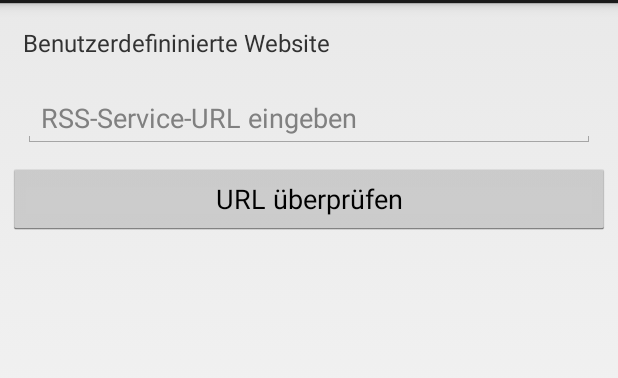
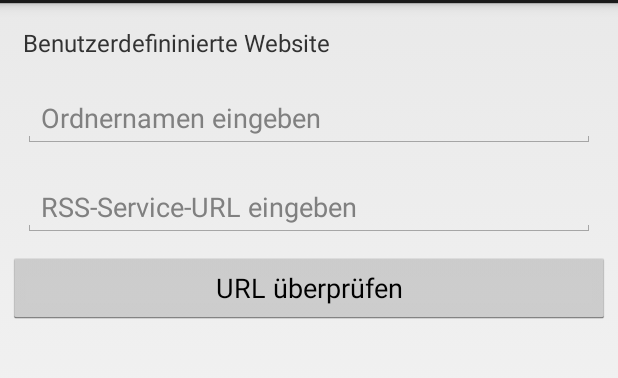
Before and after one commit to yellowmoneybank/RSS-Feeder, an Android app: the fragment CustomDomainFragment shown on its own in the app's theme, after a tap on "URL überprüfen", on a phone screen of 412 x 824 dp, the part 69-447 px from its top. Run offline under Robolectric (Android 15) with nearby library versions, the phone set to English and light mode, and no system bars.

Commit message:
Oberfläche an DB angebunden

```diff
--- a/Code/RSS-Feeder/app/src/main/java/com/projektarbeit/rss_feeder/control/FeedContainer.java
+++ b/Code/RSS-Feeder/app/src/main/java/com/projektarbeit/rss_feeder/control/FeedContainer.java
@@ -32,7 +32,12 @@ public class FeedContainer {
 
 
     public List<Folder> getAllFolders() {
+        rebuildAllFolders();
         return allFolders;
+    }
+
+    private void rebuildAllFolders() {
+        allFolders = dbModel.loadFolders();
     }
 
     public void setAllFolders(List<Folder> allFolders) {
--- a/Code/RSS-Feeder/app/src/main/java/com/projektarbeit/rss_feeder/ui/CustomDomainFragment.java
+++ b/Code/RSS-Feeder/app/src/main/java/com/projektarbeit/rss_feeder/ui/CustomDomainFragment.java
@@ -21,7 +21,8 @@ import java.util.regex.Pattern;
  */
 
 public class CustomDomainFragment extends Fragment {
-    private EditText txfCustomWebsite;
+    private EditText txfCustomDomainFolderName;
+    private EditText txfCustomDomainURL;
     private Button btnValidateURL;
 
     @Nullable
@@ -29,7 +30,8 @@ public class CustomDomainFragment extends Fragment {
     public View onCreateView(LayoutInflater inflater, @Nullable ViewGroup container, Bundle savedInstanceState) {
         View view = inflater.inflate(R.layout.customdomain_layout, container, false);
 
-        txfCustomWebsite = (EditText) view.findViewById(R.id.txfCustomWebsite);
+        txfCustomDomainFolderName = (EditText) view.findViewById(R.id.txfCustomDomainFolderName);
+        txfCustomDomainURL = (EditText) view.findViewById(R.id.txfCustomDomainURL);
         btnValidateURL = (Button) view.findViewById(R.id.btnValidateURL);
 
         return view;
@@ -42,7 +44,7 @@ public class CustomDomainFragment extends Fragment {
         btnValidateURL.setOnClickListener(new View.OnClickListener() {
             @Override
             public void onClick(View v) {
-                if (isValidUrl(txfCustomWebsite.getText().toString()))
+                if (isValidUrl(txfCustomDomainURL.getText().toString()))
                     Toast.makeText(getActivity(), R.string.validURL, Toast.LENGTH_SHORT).show();
                 else
                     Toast.makeText(getActivity(), R.string.invalidURL, Toast.LENGTH_SHORT).show();
@@ -50,9 +52,10 @@ public class CustomDomainFragment extends Fragment {
         });
     }
 
-    private boolean isValidUrl(String url) {
+    public boolean isValidUrl(String url) {
         Pattern pattern = Patterns.WEB_URL;
         Matcher matcher = pattern.matcher(url.toLowerCase());
         return matcher.matches();
     }
+
 }
--- a/Code/RSS-Feeder/app/src/main/java/com/projektarbeit/rss_feeder/ui/FolderOverviewFragment.java
+++ b/Code/RSS-Feeder/app/src/main/java/com/projektarbeit/rss_feeder/ui/FolderOverviewFragment.java
@@ -86,7 +86,7 @@ public class FolderOverviewFragment extends Fragment {
         listView.setOnItemClickListener(new AdapterView.OnItemClickListener() {
             @Override
             public void onItemClick(AdapterView<?> parent, View view, int position, long id) {
-                Folder folder = (Folder) parent.getItemAtPosition(position);
+                Folder folder = (Folder) parent.getAdapter().getItem(position);
 
                 //FeedOverviewFragment erzeugen und als Bundle einen Ordner-Key mitgeben
                 FragmentManager fragmentManager = getFragmentManager();
@@ -105,7 +105,7 @@ public class FolderOverviewFragment extends Fragment {
 
     private void updateDataSet() {
         folderList.clear();
-        folderList = feedContainer.getAllFolders();
+        folderList.addAll(feedContainer.getAllFolders());
         folderAdapter.notifyDataSetChanged();
     }
 }
--- a/Code/RSS-Feeder/app/src/main/java/com/projektarbeit/rss_feeder/ui/MainActivity.java
+++ b/Code/RSS-Feeder/app/src/main/java/com/projektarbeit/rss_feeder/ui/MainActivity.java
@@ -140,7 +140,7 @@ public class MainActivity extends Activity {
 
         dbModel = DBModel.getInstance(contextOfApplication);
         feedContainer = FeedContainer.getInstance(dbModel);
-        int zahl = 5; //Todo: remove
+        feedContainer.refreshAllFolders();
     }
 
     private void createWelcomeFragment() {
--- a/Code/RSS-Feeder/app/src/main/res/layout/customdomain_layout.xml
+++ b/Code/RSS-Feeder/app/src/main/res/layout/customdomain_layout.xml
@@ -14,13 +14,22 @@
         android:textSize="16sp" />
 
     <EditText
-        android:id="@+id/txfCustomWebsite"
+        android:id="@+id/txfCustomDomainFolderName"
         android:layout_width="match_parent"
         android:layout_height="wrap_content"
         android:layout_margin="10dp"
-        android:hint="@string/txfCustomDomainHint">
+        android:hint="@string/txfCustomDomainFolderNameHint">
 
         <requestFocus />
+    </EditText>
+
+    <EditText
+        android:id="@+id/txfCustomDomainURL"
+        android:layout_width="match_parent"
+        android:layout_height="wrap_content"
+        android:layout_margin="10dp"
+        android:hint="@string/txfCustomDomainURLHint">
+
     </EditText>
 
     <Button
--- a/Code/RSS-Feeder/app/src/main/res/layout/suggestiondomain_list_item.xml
+++ b/Code/RSS-Feeder/app/src/main/res/layout/suggestiondomain_list_item.xml
@@ -12,7 +12,8 @@
         android:layout_height="wrap_content"
         android:layout_alignParentLeft="true"
         android:focusable="false"
-        android:focusableInTouchMode="false" />
+        android:focusableInTouchMode="false"
+        android:clickable="false"/>
 
     <TextView
         android:id="@+id/tvSuggestionDomainItemTitle"
--- a/Code/RSS-Feeder/app/src/main/res/values/strings.xml
+++ b/Code/RSS-Feeder/app/src/main/res/values/strings.xml
@@ -22,7 +22,8 @@
     <string name="btnChooseSelectedDomain">Ausgewählte Seite(n) aufnehmen</string>
     <string name="listViewHeaderSuggestionDomain">Domain(s) auswählen:</string>
     <string name="tvCustomDomain">Benutzerdefininierte Website</string>
-    <string name="txfCustomDomainHint">RSS-Service-URL eingeben</string>
+    <string name="txfCustomDomainFolderNameHint">Ordnernamen eingeben</string>
+    <string name="txfCustomDomainURLHint">RSS-Service-URL eingeben</string>
     <string name="btnValidateURL">URL überprüfen</string>
     <string name="btnGo2FeedOverview">Zurück zur Feedübersicht</string>
     <string name="btnGo2Website">Gehe zur Website</string>
@@ -30,8 +31,10 @@
     <string name="updatedFeeds">Feeds wurden aktualisiert!</string>
     <string name="updatedFolders">Ordner wurden aktualisiert!</string>
     <string name="validURL">URL ist valide!</string>
-    <string name="invalidURL">URL ist invalide!\n
-                              Bitte erneut eingeben!</string>
+    <string name="invalidURL">URL ist invalide!\nBitte erneut eingeben!</string>
     <string name="markFeedAsRead">Als gelesen markieren</string>
     <string name="markFeedAsUnread">Als ungelesen markieren</string>
+    <string name="successfullImport">Ordner wurden erfolgreich aufgenommen!</string>
+    <string name="noFoldersSelected">Bitte Ordner auswählen!</string>
+    <string name="invalidFields">Ungültige Feldereingaben!\nBitte Eingabe wiederholen!</string>
 </resources>
```
Also changed, not shown: Code/RSS-Feeder/app/src/main/java/com/projektarbeit/rss_feeder/ui/DomainChooser.java (+48 -6 lines), Code/RSS-Feeder/app/src/main/java/com/projektarbeit/rss_feeder/ui/SuggestionDomainFragment.java (+32 -1 lines).
